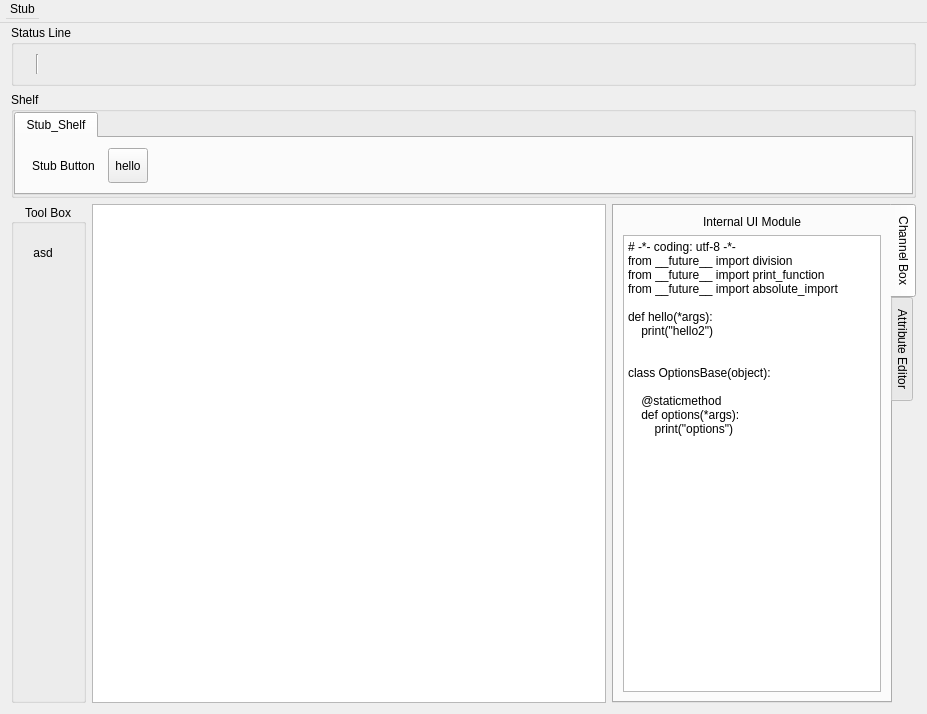
Qt form UIBot/config/UIBot.ui (FXTD-ODYSSEY/Maya-UIBot) before a commit.
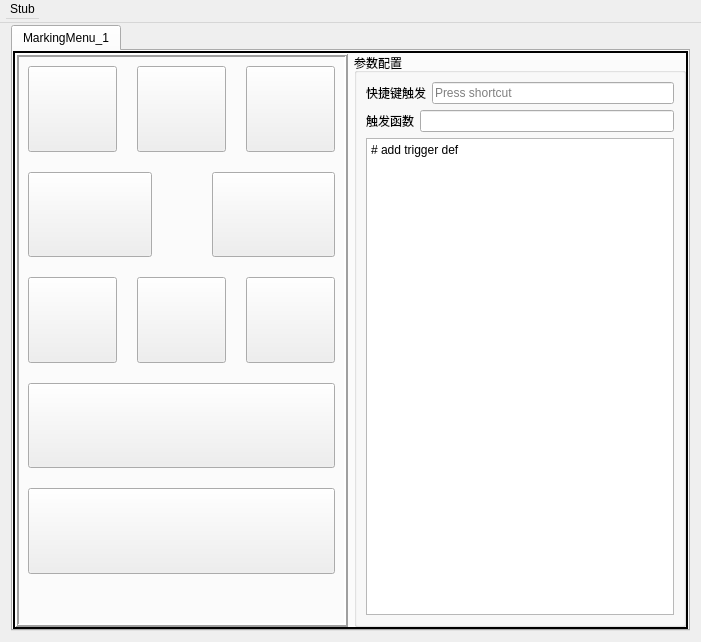
The same form after that commit. The open tabs and pages were chosen to show the change. Icons and pictures are not drawn.

Commit message: add marking menu container

Patch:
```diff
--- a/UIBot/config/UIBot.ui
+++ b/UIBot/config/UIBot.ui
@@ -6,8 +6,8 @@
    <rect>
     <x>0</x>
     <y>0</y>
-    <width>927</width>
-    <height>714</height>
+    <width>701</width>
+    <height>642</height>
    </rect>
   </property>
   <property name="windowTitle">
@@ -18,6 +18,339 @@
     <number>25</number>
    </property>
    <item>
+    <widget class="QStackedWidget" name="stackedWidget">
+     <property name="currentIndex">
+      <number>1</number>
+     </property>
+     <widget class="QWidget" name="MarkingMenu">
+      <layout class="QVBoxLayout" name="verticalLayout_6">
+       <property name="leftMargin">
+        <number>0</number>
+       </property>
+       <property name="topMargin">
+        <number>0</number>
+       </property>
+       <property name="rightMargin">
+        <number>0</number>
+       </property>
+       <property name="bottomMargin">
+        <number>0</number>
+       </property>
+       <item>
+        <widget class="QTabWidget" name="tabWidget">
+         <property name="tabPosition">
+          <enum>QTabWidget::North</enum>
+         </property>
+         <property name="currentIndex">
+          <number>0</number>
+         </property>
+         <widget class="QWidget" name="tabWidgetPage1" native="true">
+          <attribute name="title">
+           <string>MarkingMenu_1</string>
+          </attribute>
+          <layout class="QHBoxLayout" name="horizontalLayout_5">
+           <property name="leftMargin">
+            <number>0</number>
+           </property>
+           <property name="topMargin">
+            <number>0</number>
+           </property>
+           <property name="rightMargin">
+            <number>0</number>
+           </property>
+           <property name="bottomMargin">
+            <number>0</number>
+           </property>
+           <item>
+            <widget class="QFrame" name="frame">
+             <property name="frameShape">
+              <enum>QFrame::Panel</enum>
+             </property>
+             <property name="frameShadow">
+              <enum>QFrame::Plain</enum>
+             </property>
+             <property name="lineWidth">
+              <number>2</number>
+             </property>
+             <property name="midLineWidth">
+              <number>0</number>
+             </property>
+             <layout class="QHBoxLayout" name="horizontalLayout_4">
+              <property name="leftMargin">
+               <number>0</number>
+              </property>
+              <property name="topMargin">
+               <number>0</number>
+              </property>
+              <property name="rightMargin">
+               <number>0</number>
+              </property>
+              <property name="bottomMargin">
+               <number>0</number>
+              </property>
+              <item>
+               <widget class="QFrame" name="MM_Frame">
+                <property name="sizePolicy">
+                 <sizepolicy hsizetype="Expanding" vsizetype="Preferred">
+                  <horstretch>0</horstretch>
+                  <verstretch>0</verstretch>
+                 </sizepolicy>
+                </property>
+                <property name="frameShape">
+                 <enum>QFrame::Box</enum>
+                </property>
+                <property name="frameShadow">
+                 <enum>QFrame::Raised</enum>
+                </property>
+                <property name="lineWidth">
+                 <number>2</number>
+                </property>
+                <layout class="QVBoxLayout" name="verticalLayout_8">
+                 <property name="spacing">
+                  <number>20</number>
+                 </property>
+                 <item>
+                  <layout class="QHBoxLayout" name="horizontalLayout_10">
+                   <property name="spacing">
+                    <number>20</number>
+                   </property>
+                   <item>
+                    <widget class="QToolButton" name="NE_Tool">
+                     <property name="sizePolicy">
+                      <sizepolicy hsizetype="Preferred" vsizetype="Preferred">
+                       <horstretch>0</horstretch>
+                       <verstretch>0</verstretch>
+                      </sizepolicy>
+                     </property>
+                     <property name="text">
+                      <string/>
+                     </property>
+                    </widget>
+                   </item>
+                   <item>
+                    <widget class="QToolButton" name="N_Tool">
+                     <property name="sizePolicy">
+                      <sizepolicy hsizetype="Preferred" vsizetype="Preferred">
+                       <horstretch>0</horstretch>
+                       <verstretch>0</verstretch>
+                      </sizepolicy>
+                     </property>
+                     <property name="text">
+                      <string/>
+                     </property>
+                    </widget>
+                   </item>
+                   <item>
+                    <widget class="QToolButton" name="NW_Tool">
+                     <property name="sizePolicy">
+                      <sizepolicy hsizetype="Preferred" vsizetype="Preferred">
+                       <horstretch>0</horstretch>
+                       <verstretch>0</verstretch>
+                      </sizepolicy>
+                     </property>
+                     <property name="text">
+                      <string/>
+                     </property>
+                    </widget>
+                   </item>
+                  </layout>
+                 </item>
+                 <item>
+                  <layout class="QHBoxLayout" name="horizontalLayout_9">
+                   <property name="spacing">
+                    <number>20</number>
+                   </property>
+                   <item>
+                    <widget class="QToolButton" name="E_Tool">
+                     <property name="sizePolicy">
+                      <sizepolicy hsizetype="Preferred" vsizetype="Preferred">
+                       <horstretch>0</horstretch>
+                       <verstretch>0</verstretch>
+                      </sizepolicy>
+                     </property>
+                     <property name="text">
+                      <string/>
+                     </property>
+                    </widget>
+                   </item>
+                   <item>
+                    <spacer name="horizontalSpacer_3">
+                     <property name="orientation">
+                      <enum>Qt::Horizontal</enum>
+                     </property>
+                     <property name="sizeType">
+                      <enum>QSizePolicy::Preferred</enum>
+                     </property>
+                     <property name="sizeHint" stdset="0">
+                      <size>
+                       <width>40</width>
+                       <height>20</height>
+                      </size>
+                     </property>
+                    </spacer>
+                   </item>
+                   <item>
+                    <widget class="QToolButton" name="W_Tool">
+                     <property name="sizePolicy">
+                      <sizepolicy hsizetype="Preferred" vsizetype="Preferred">
+                       <horstretch>0</horstretch>
+                       <verstretch>0</verstretch>
+                      </sizepolicy>
+                     </property>
+                     <property name="text">
+                      <string/>
+                     </property>
+                    </widget>
+                   </item>
+                  </layout>
+                 </item>
+                 <item>
+                  <layout class="QHBoxLayout" name="horizontalLayout_7">
+                   <property name="spacing">
+                    <number>20</number>
+                   </property>
+                   <item>
+                    <widget class="QToolButton" name="SE_Tool">
+                     <property name="sizePolicy">
+                      <sizepolicy hsizetype="Preferred" vsizetype="Preferred">
+                       <horstretch>0</horstretch>
+                       <verstretch>0</verstretch>
+                      </sizepolicy>
+                     </property>
+                     <property name="text">
+                      <string/>
+                     </property>
+                    </widget>
+                   </item>
+                   <item>
+                    <widget class="QToolButton" name="S_Tool">
+                     <property name="sizePolicy">
+                      <sizepolicy hsizetype="Preferred" vsizetype="Preferred">
+                       <horstretch>0</horstretch>
+                       <verstretch>0</verstretch>
+                      </sizepolicy>
+                     </property>
+                     <property name="text">
+                      <string/>
+                     </property>
+                    </widget>
+                   </item>
+                   <item>
+                    <widget class="QToolButton" name="SW_Tool">
+                     <property name="sizePolicy">
+                      <sizepolicy hsizetype="Preferred" vsizetype="Preferred">
+                       <horstretch>0</horstretch>
+                       <verstretch>0</verstretch>
+                      </sizepolicy>
+                     </property>
+                     <property name="text">
+                      <string/>
+                     </property>
+                    </widget>
+                   </item>
+                  </layout>
+                 </item>
+                 <item>
+                  <widget class="QToolButton" name="Linear_Tool">
+                   <property name="sizePolicy">
+                    <sizepolicy hsizetype="Preferred" vsizetype="Preferred">
+                     <horstretch>0</horstretch>
+                     <verstretch>0</verstretch>
+                    </sizepolicy>
+                   </property>
+                   <property name="text">
+                    <string/>
+                   </property>
+                  </widget>
+                 </item>
+                 <item>
+                  <widget class="QToolButton" name="Linear_Tool_2">
+                   <property name="sizePolicy">
+                    <sizepolicy hsizetype="Preferred" vsizetype="Preferred">
+                     <horstretch>0</horstretch>
+                     <verstretch>0</verstretch>
+                    </sizepolicy>
+                   </property>
+                   <property name="text">
+                    <string/>
+                   </property>
+                  </widget>
+                 </item>
+                 <item>
+                  <spacer name="verticalSpacer">
+                   <property name="orientation">
+                    <enum>Qt::Vertical</enum>
+                   </property>
+                   <property name="sizeType">
+                    <enum>QSizePolicy::Preferred</enum>
+                   </property>
+                   <property name="sizeHint" stdset="0">
+                    <size>
+                     <width>20</width>
+                     <height>40</height>
+                    </size>
+                   </property>
+                  </spacer>
+                 </item>
+                </layout>
+               </widget>
+              </item>
+              <item>
+               <widget class="QGroupBox" name="MM_Group">
+                <property name="title">
+                 <string>参数配置</string>
+                </property>
+                <layout class="QVBoxLayout" name="verticalLayout_7">
+                 <item>
+                  <layout class="QHBoxLayout" name="horizontalLayout_6">
+                   <item>
+                    <widget class="QLabel" name="label_2">
+                     <property name="text">
+                      <string>快捷键触发</string>
+                     </property>
+                    </widget>
+                   </item>
+                   <item>
+                    <widget class="QKeySequenceEdit" name="keySequenceEdit"/>
+                   </item>
+                  </layout>
+                 </item>
+                 <item>
+                  <layout class="QHBoxLayout" name="horizontalLayout_11">
+                   <item>
+                    <widget class="QLabel" name="label_3">
+                     <property name="text">
+                      <string>触发函数</string>
+                     </property>
+                    </widget>
+                   </item>
+                   <item>
+                    <widget class="QLineEdit" name="lineEdit"/>
+                   </item>
+                  </layout>
+                 </item>
+                 <item>
+                  <widget class="QPlainTextEdit" name="MM_PTE">
+                   <property name="plainText">
+                    <string># add trigger def</string>
+                   </property>
+                  </widget>
+                 </item>
+                </layout>
+               </widget>
+              </item>
+             </layout>
+            </widget>
+           </item>
+          </layout>
+         </widget>
+        </widget>
+       </item>
+      </layout>
+     </widget>
+     <widget class="QWidget" name="MainWindow">
+      <layout class="QVBoxLayout" name="verticalLayout_5">
+       <item>
     <widget class="QGroupBox" name="Status_Line_Group">
      <property name="title">
       <string>Status Line</string>
@@ -237,7 +570,7 @@
       <widget class="QGraphicsView" name="Maya_Viewport"/>
      </item>
      <item>
-      <widget class="QTabWidget" name="tabWidget">
+          <widget class="QTabWidget" name="Right_WorkSpace_Tab">
        <property name="sizePolicy">
         <sizepolicy hsizetype="Fixed" vsizetype="Expanding">
          <horstretch>0</horstretch>
@@ -248,9 +581,9 @@
         <enum>QTabWidget::East</enum>
        </property>
        <property name="currentIndex">
-        <number>0</number>
-       </property>
-       <widget class="QWidget" name="tab">
+            <number>1</number>
+           </property>
+           <widget class="QWidget" name="Stub_ChannelBox">
         <attribute name="title">
          <string>Channel Box</string>
         </attribute>
@@ -288,7 +621,7 @@
          </item>
         </layout>
        </widget>
-       <widget class="QWidget" name="tab_2">
+           <widget class="QWidget" name="Stub_AttributeEditor">
         <attribute name="title">
          <string>Attribute Editor</string>
         </attribute>
@@ -296,6 +629,10 @@
       </widget>
      </item>
     </layout>
+       </item>
+      </layout>
+     </widget>
+    </widget>
    </item>
   </layout>
   <widget class="QMenuBar" name="Menu_Bar">
```
Lines whose indentation alone changed are shown as unchanged.
